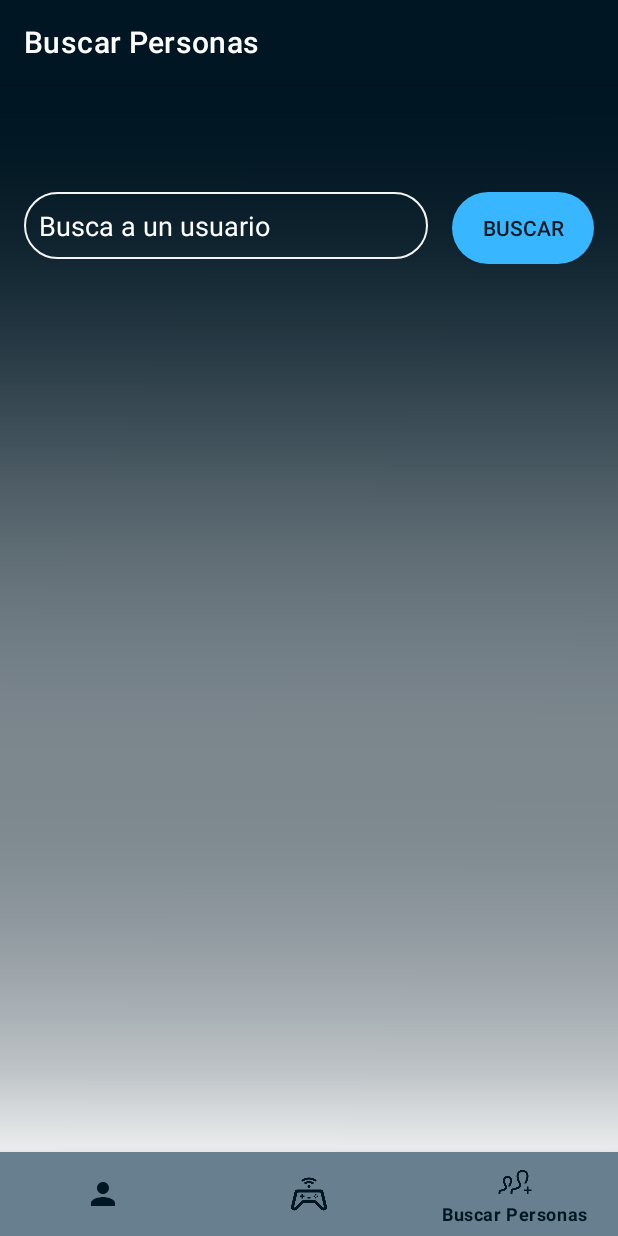
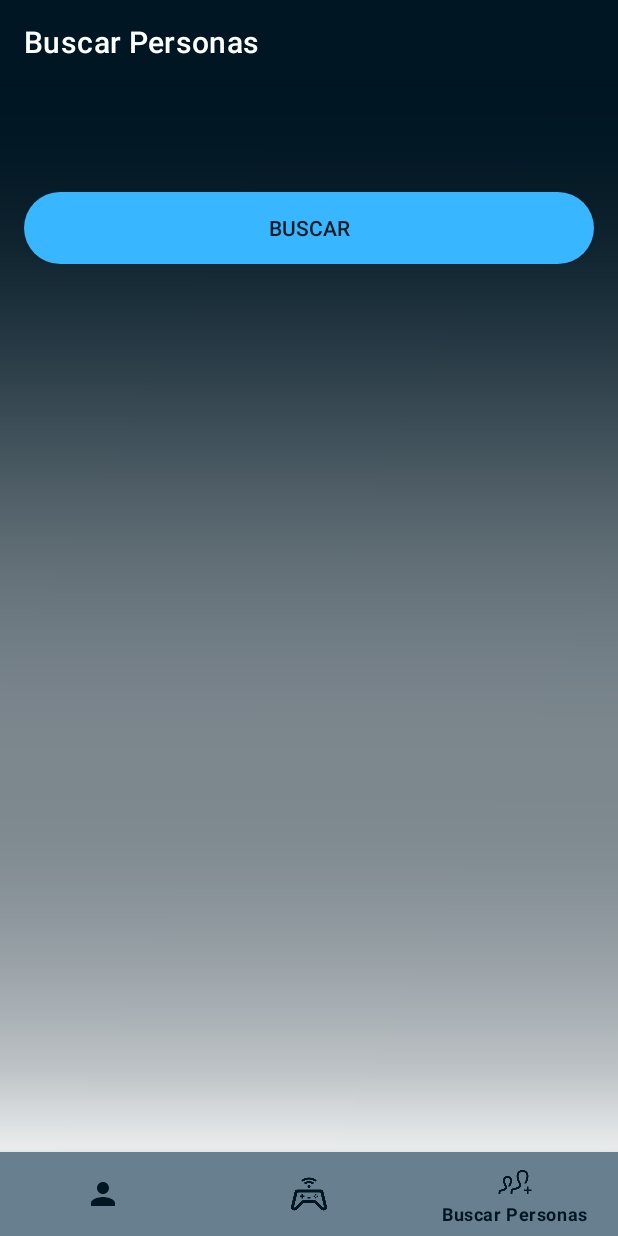
Before and after one commit to Josephvf10/TFC_LDJ, an Android app: the BuscarPersonasFragment screen opened through its navigation route, on a phone screen of 412 x 824 dp. Run offline under Robolectric (Android 15) with nearby library versions, the phone set to English and light mode, and no system bars; our stand-ins replace Firebase (no records; nobody signed in at launch, a user with empty details on screens opened directly), navigation-ui.

Commit message:
Avance funcion buscar personas

```diff
--- a/Proyectotfc/app/build.gradle
+++ b/Proyectotfc/app/build.gradle
@@ -48,6 +48,12 @@ dependencies {
     implementation 'com.squareup.retrofit2:retrofit:2.9.0'
     implementation 'com.squareup.retrofit2:converter-gson:2.9.0'
     implementation 'com.github.bumptech.glide:glide:4.12.0'
+    implementation 'com.squareup.picasso:picasso:2.8'
+
+    implementation "com.hendraanggrian.appcompat:socialview:0.2"
+    implementation "com.hendraanggrian.appcompat:socialview-commons:0.2"
+    api 'com.theartofdev.edmodo:android-image-cropper:2.8.+'
+
     implementation 'androidx.legacy:legacy-support-v4:1.0.0'
     implementation 'androidx.cardview:cardview:1.0.0'
     testImplementation 'junit:junit:4.13.2'
--- a/Proyectotfc/app/src/main/java/com/dam/proyectotfc/ui/BuscarPersonas/BuscarPersonasFragment.java
+++ b/Proyectotfc/app/src/main/java/com/dam/proyectotfc/ui/BuscarPersonas/BuscarPersonasFragment.java
@@ -7,6 +7,7 @@ import android.view.ViewGroup;
 
 import androidx.annotation.NonNull;
 import androidx.fragment.app.Fragment;
+import androidx.recyclerview.widget.LinearLayoutManager;
 import androidx.recyclerview.widget.RecyclerView;
 
 import com.dam.proyectotfc.R;
@@ -25,6 +26,10 @@ public class BuscarPersonasFragment extends Fragment {
                              ViewGroup container, Bundle savedInstanceState) {
         View view = inflater.inflate(R.layout.fragment_buscar_personas,container,false);
 
+        rv = view.findViewById(R.id.rvBuscarPersonas);
+        rv.setHasFixedSize(true);
+        rv.setLayoutManager(new LinearLayoutManager(getContext()));
+
         return view;
     }
 
--- a/Proyectotfc/app/src/main/res/layout/fragment_buscar_personas.xml
+++ b/Proyectotfc/app/src/main/res/layout/fragment_buscar_personas.xml
@@ -16,17 +16,7 @@
         android:layout_marginTop="@dimen/margen"
         tools:ignore="MissingConstraints">
 
-        <EditText
-            android:id="@+id/etBusquedaPersonas"
-            android:layout_width="match_parent"
-            android:layout_height="wrap_content"
-            android:hint="@string/hint_et_personas"
-            android:layout_weight="1"
-            android:background="@drawable/et_desing"
-            android:textColorHint="@color/white"
-            android:textColor="@color/white"
-            android:layout_marginRight="@dimen/margen"
-            />
+
 
         <androidx.appcompat.widget.AppCompatButton
             android:id="@+id/btnBuscarPersonas"
```
Also changed, not shown: Proyectotfc/app/src/main/java/com/dam/proyectotfc/utils/UsuariosAdapter.java (+24 -7 lines), Proyectotfc/app/src/main/res/layout/usuarios_layout.xml (+23 -2 lines).
